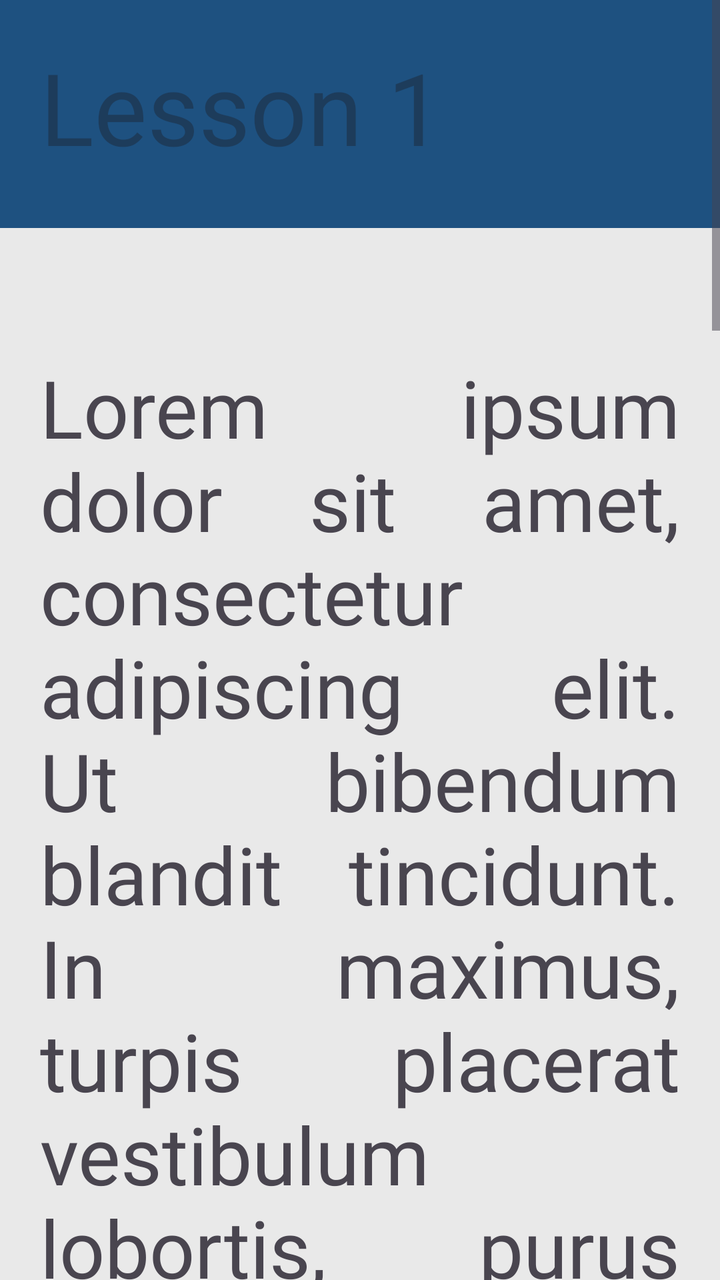
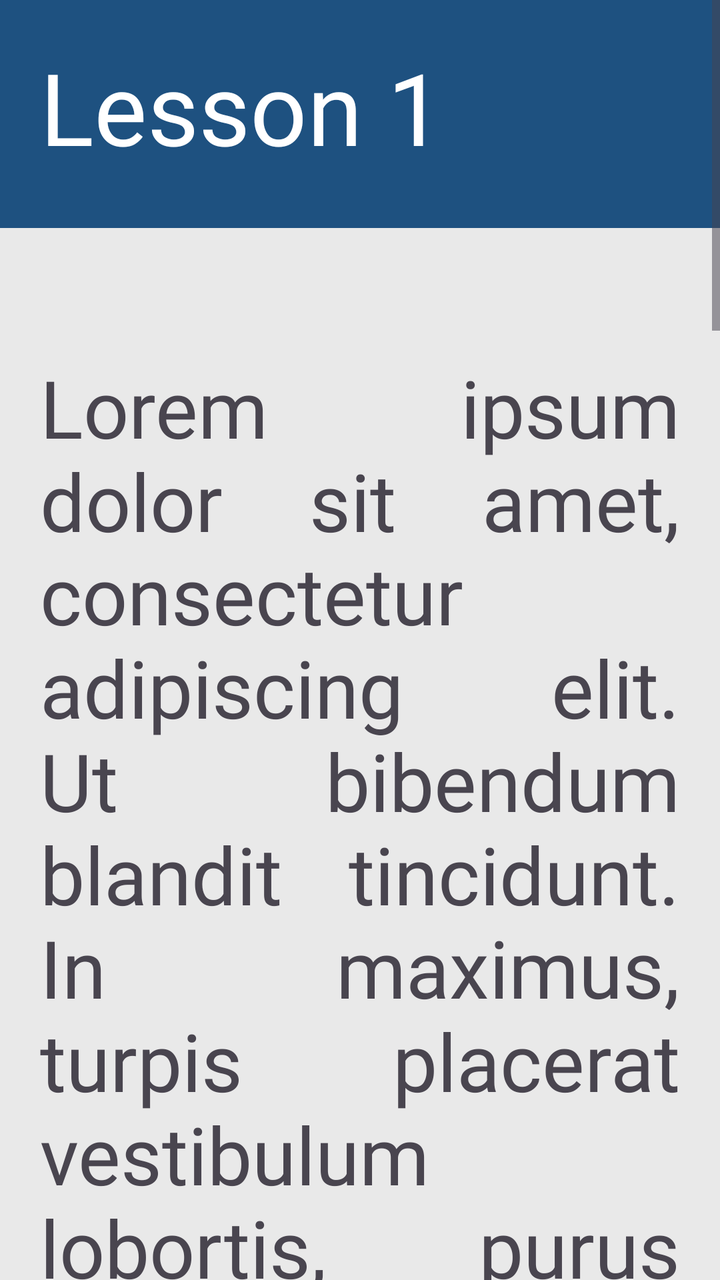

Screens rendered from an Android XML layout before and after an edit, with the pre-edit source and the edit as a unified diff.
<!-- AndroidManifest.xml: application theme Theme.FinalsApplication -->
<!-- res/layout/lesson_view1.xml -->
<?xml version="1.0" encoding="utf-8"?>
<RelativeLayout xmlns:android="http://schemas.android.com/apk/res/android"
    android:layout_width="match_parent"
    android:layout_height="match_parent"
    xmlns:tools="http://schemas.android.com/tools"
    android:background="#e9e9e9">

    <ScrollView
        android:layout_width="409dp"
        android:layout_height="729dp"
        tools:layout_editor_absoluteX="1dp"
        tools:layout_editor_absoluteY="1dp">

        <LinearLayout
            android:layout_width="match_parent"
            android:layout_height="wrap_content"
            android:orientation="vertical" >

            <LinearLayout
                android:layout_width="match_parent"
                android:layout_height="114dp"
                android:layout_alignParentTop="true"
                android:background="#1e5180">

                <TextView
                    android:id="@+id/textViewLesson1"
                    android:layout_width="wrap_content"
                    android:layout_height="wrap_content"
                    android:layout_marginStart="20dp"
                    android:layout_marginTop="20dp"
                    android:fontFamily="@font/roboto_black"
                    android:hint="Lesson 1"
                    android:textColor="@color/white"
                    android:textSize="50sp" />
            </LinearLayout>

            <TextView
                android:id="@+id/textViewParagraph"
                android:layout_width="wrap_content"
                android:layout_height="wrap_content"
                android:layout_below="@+id/textViewLesson1"
                android:layout_marginStart="20dp"
                android:layout_marginTop="63dp"
                android:layout_marginEnd="20dp"
                android:fontFamily="@font/roboto_light"
                android:justificationMode="inter_word"
                android:text="Lorem ipsum dolor sit amet, consectetur adipiscing elit. Ut bibendum blandit tincidunt. In maximus, turpis placerat vestibulum lobortis, purus sapien venenatis risus, eu vehicula felis sapien a ligula. Nulla in aliquet urna, ac laoreet tellus. Maecenas eu commodo magna. In hac habitasse platea dictumst. Curabitur vulputate suscipit arcu eget bibendum. Praesent porttitor est gravida, viverra augue et, tristique odio. Sed lacinia mi ut nisi tempus, ac blandit nunc blandit. Sed blandit ultrices efficitur. Integer eleifend cursus sapien, non lobortis nisi vestibulum ac. Aenean et sem porta turpis dapibus tempor in in nibh. Suspendisse laoreet purus nec est semper, id mattis mauris volutpat."
                android:textSize="40sp" />

            <LinearLayout
                android:layout_width="match_parent"
                android:layout_height="100dip"
                android:layout_alignParentBottom="true"
                android:background="#a8b4d8">

                <ImageButton
                    android:id="@+id/imageButtonBack"
                    android:layout_width="76dp"
                    android:layout_height="wrap_content"
                    android:layout_marginStart="20dp"
                    android:layout_marginTop="25dp"
                    android:src="@drawable/arrowleft"
                    android:scaleType="fitCenter"
                    android:background="@android:color/transparent"/>

                <ImageButton
                    android:id="@+id/imageButtonNext"
                    android:layout_width="76dp"
                    android:layout_height="wrap_content"
                    android:layout_marginStart="210dp"
                    android:layout_marginTop="25dp"
                    android:src="@drawable/arrowright"
                    android:scaleType="fitCenter"
                    android:background="@android:color/transparent"/>
            </LinearLayout>

        </LinearLayout>
    </ScrollView>
</RelativeLayout>
<!-- resources referenced by this layout -->
<resources>
  <color name="white">#FFFFFFFF</color>
  <!-- drawable arrowleft: png bitmap (drawable, 16559 bytes) -->
  <!-- drawable arrowright: png bitmap (drawable, 12630 bytes) -->
  <style name="Theme.FinalsApplication" parent="Base.Theme.FinalsApplication" />
  <style name="Base.Theme.FinalsApplication" parent="Theme.Material3.DayNight.NoActionBar">
          
          
      </style>
</resources>

<!-- the commit's change to res/layout/lesson_view1.xml (unified diff, before → after) -->
@@ -29,7 +29,7 @@
                     android:layout_marginStart="20dp"
                     android:layout_marginTop="20dp"
                     android:fontFamily="@font/roboto_black"
-                    android:hint="Lesson 1"
+                    android:text="Lesson 1"
                     android:textColor="@color/white"
                     android:textSize="50sp" />
             </LinearLayout>
@@ -54,24 +54,26 @@
                 android:background="#a8b4d8">
 
                 <ImageButton
-                    android:id="@+id/imageButtonBack"
+                    android:id="@+id/imageButtonBackVL1"
                     android:layout_width="76dp"
                     android:layout_height="wrap_content"
                     android:layout_marginStart="20dp"
-                    android:layout_marginTop="25dp"
+                    android:layout_marginTop="20dp"
                     android:src="@drawable/arrowleft"
                     android:scaleType="fitCenter"
-                    android:background="@android:color/transparent"/>
+                    android:layout_marginBottom="20dp"
+                    android:background="?android:attr/selectableItemBackground"/>
 
                 <ImageButton
-                    android:id="@+id/imageButtonNext"
+                    android:id="@+id/imageButtonNextVL1"
                     android:layout_width="76dp"
                     android:layout_height="wrap_content"
                     android:layout_marginStart="210dp"
-                    android:layout_marginTop="25dp"
+                    android:layout_marginTop="20dp"
                     android:src="@drawable/arrowright"
                     android:scaleType="fitCenter"
-                    android:background="@android:color/transparent"/>
+                    android:layout_marginBottom="20dp"
+                    android:background="?android:attr/selectableItemBackground"/>
             </LinearLayout>
 
         </LinearLayout>
